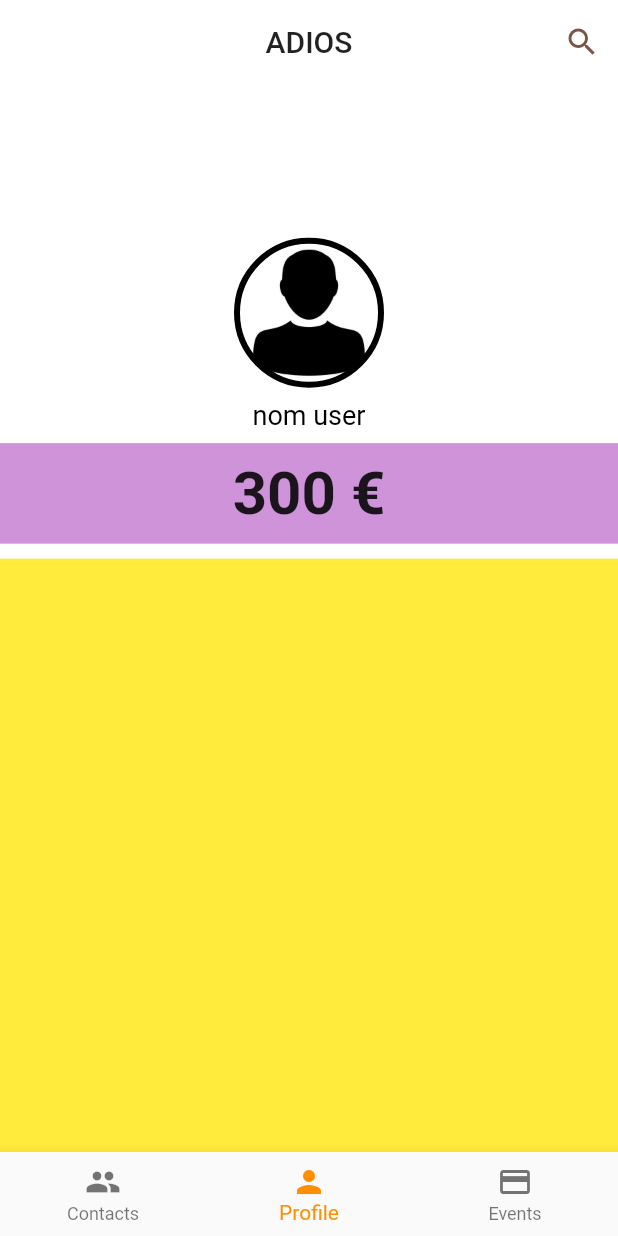
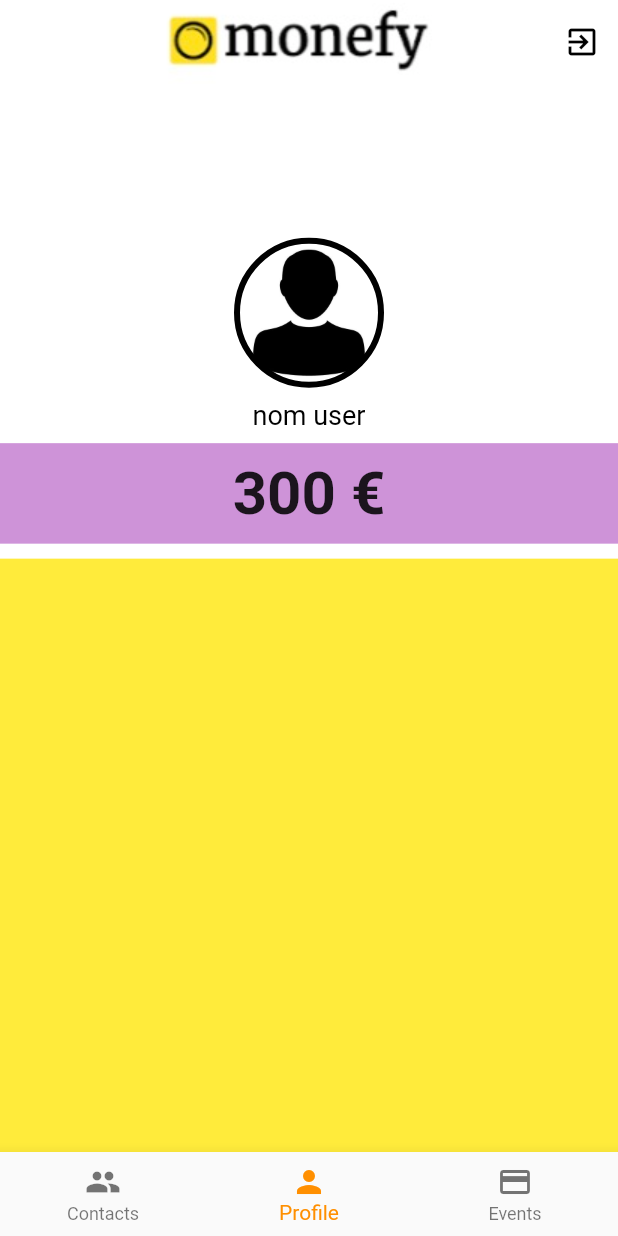
Before and after one commit to mbruguerag/flutter_firebase_test, a Flutter app: the screen it shows after launch, on a phone screen of 412 x 824 dp. Run offline on Flutter 3.47's test engine with Material 2 defaults, Android fonts, the phone set to English and light mode, and no system bars.

Commit message:
AppbarContacts i AppbarProfile definitius (estètica)

```diff
--- a/lib/pages/Inicio.dart
+++ b/lib/pages/Inicio.dart
@@ -41,8 +41,8 @@ class _InicioState extends State<Inicio> {
       bottomNavigationBar: BottomNavigationBar(
         items: const <BottomNavigationBarItem>[
           BottomNavigationBarItem(
-            icon: Icon(Icons.people, color: Colors.black54,) ,
-            title: Text('Contacts', style: TextStyle(color: Colors.black54),),
+            icon: Icon(Icons.people,) ,
+            title: Text('Contacts'),
 
           ),
           BottomNavigationBarItem(
--- a/lib/pages/appbars/appbarcontacts.dart
+++ b/lib/pages/appbars/appbarcontacts.dart
@@ -1,17 +1,25 @@
 import 'package:flutter/material.dart';
-
 
 AppBar headercontacts() {
   return AppBar(
-    title: Text('contacte'),
-    elevation: 0.0,
-    centerTitle: true,
-    actions: <Widget>[
-      IconButton(
-        onPressed: () {},
-        icon: Icon(Icons.search),
-        color: Colors.yellow,
-      )
-    ],
+    backgroundColor: Colors.white,
+          leading: IconButton( //posar icon a l'esquerra
+            onPressed: (){},
+            icon: Icon(Icons.add),
+            color: Colors.black,
+          ) ,
+
+          actions: <Widget>[
+            IconButton(
+              onPressed: (){},
+              icon: Icon(Icons.delete),
+              color: Colors.black,
+            ),
+          ],
+          title: Padding(
+            padding: const EdgeInsets.only(left:24),
+            child: Image.asset('assets/monefylogo.jpg', fit:BoxFit.cover),
+          ),
+         elevation: 0.0,
   );
 }
--- a/lib/pages/appbars/appbarprofile.dart
+++ b/lib/pages/appbars/appbarprofile.dart
@@ -3,15 +3,18 @@ import 'package:flutter/material.dart';
 
 AppBar headerprofile() {
   return AppBar(
-    title: Text('ADIOS'),
-    elevation: 0.0,
-    centerTitle: true,
-    actions: <Widget>[
-      IconButton(
-        onPressed: () {},
-        icon: Icon(Icons.search),
-        color: Colors.brown,
-      )
-    ],
+    backgroundColor: Colors.white,
+          actions: <Widget>[
+            IconButton(
+              onPressed: (){},
+              icon: Icon(Icons.exit_to_app),
+              color: Colors.black,
+            ),
+          ],
+          title: Padding(
+            padding: const EdgeInsets.only(left:80),
+            child: Image.asset('assets/monefylogo.jpg', fit:BoxFit.cover),
+          ),
+         elevation: 0.0,
   );
 }
```
